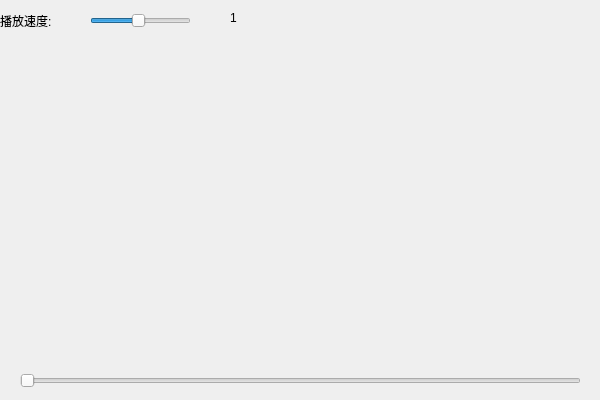
GJP1106/FFmpegStudy, file xviewer/xviewer/xplayvideo.ui: the form before one commit.
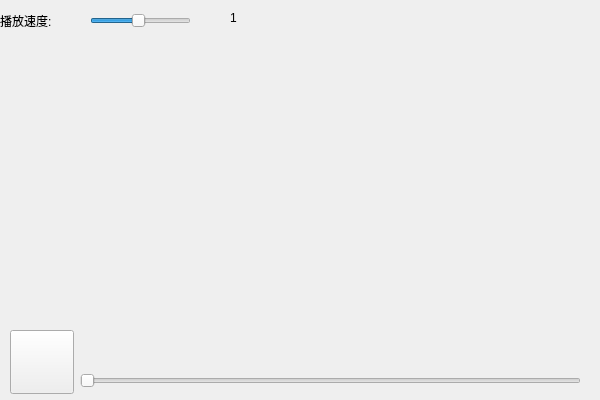
The form after the commit. Icons and pictures are not drawn.

```diff
--- a/xviewer/xviewer/xplayvideo.ui
+++ b/xviewer/xviewer/xplayvideo.ui
@@ -80,9 +80,9 @@
   <widget class="QSlider" name="pos">
    <property name="geometry">
     <rect>
-     <x>20</x>
+     <x>80</x>
      <y>370</y>
-     <width>561</width>
+     <width>501</width>
      <height>22</height>
     </rect>
    </property>
@@ -99,6 +99,23 @@
     <enum>Qt::Horizontal</enum>
    </property>
   </widget>
+  <widget class="QPushButton" name="play">
+   <property name="geometry">
+    <rect>
+     <x>10</x>
+     <y>330</y>
+     <width>64</width>
+     <height>64</height>
+    </rect>
+   </property>
+   <property name="styleSheet">
+    <string notr="true">background-image: url(:/XViewer/img/play.png);
+background-image: url(:/XViewer/img/pause.png);</string>
+   </property>
+   <property name="text">
+    <string/>
+   </property>
+  </widget>
  </widget>
  <layoutdefault spacing="6" margin="11"/>
  <resources/>
```
Left out of the diff: 55 changed lines with no effect on the pictures.
